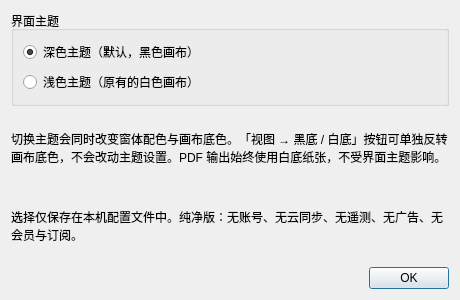
Old version of the form src/ilovecad/ui/settings.ui in the repository pxhhero-bit/ilovecad.
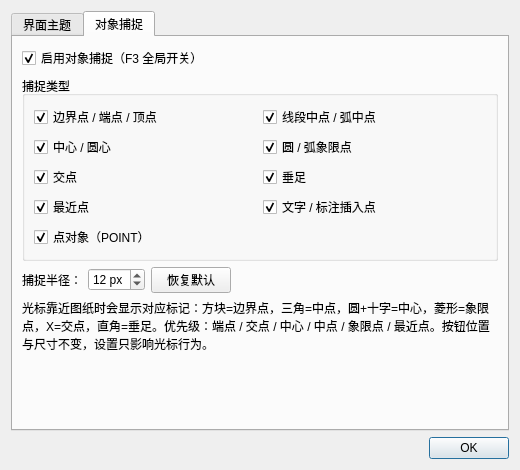
New version of the form. The open tabs and pages were chosen to show the change.

Commit message: Add typed object snapping, snap settings, measurement actions and batch conversion

Patch:
```diff
--- a/src/ilovecad/ui/settings.ui
+++ b/src/ilovecad/ui/settings.ui
@@ -3,10 +3,16 @@
 <ui version="4.0">
  <class>SettingsDialog</class>
  <widget class="QDialog" name="SettingsDialog">
-  <property name="windowTitle"><string>界面主题设置</string></property>
-  <property name="geometry"><rect><x>0</x><y>0</y><width>460</width><height>300</height></rect></property>
+  <property name="windowTitle"><string>设置</string></property>
+  <property name="geometry"><rect><x>0</x><y>0</y><width>520</width><height>470</height></rect></property>
   <layout class="QVBoxLayout" name="vbox">
    <item>
+    <widget class="QTabWidget" name="tabSettings">
+     <property name="currentIndex"><number>0</number></property>
+     <widget class="QWidget" name="tabAppearance">
+      <attribute name="title"><string>界面主题</string></attribute>
+      <layout class="QVBoxLayout" name="vboxAppearance">
+       <item>
     <widget class="QGroupBox" name="groupTheme">
      <property name="title"><string>界面主题</string></property>
      <layout class="QVBoxLayout" name="vboxTheme">
@@ -25,6 +31,53 @@
     <widget class="QLabel" name="labelPrivacy">
      <property name="text"><string>选择仅保存在本机配置文件中。纯净版：无账号、无云同步、无遥测、无广告、无会员与订阅。</string></property>
      <property name="wordWrap"><bool>true</bool></property>
+        </widget>
+       </item>
+       <item><spacer name="spacerAppearance"><property name="orientation"><enum>Qt::Vertical</enum></property><property name="sizeHint" stdset="0"><size><width>20</width><height>20</height></size></property></spacer></item>
+      </layout>
+     </widget>
+     <widget class="QWidget" name="tabSnapping">
+      <attribute name="title"><string>对象捕捉</string></attribute>
+      <layout class="QVBoxLayout" name="vboxSnap">
+       <item>
+        <widget class="QCheckBox" name="checkSnapEnabled">
+         <property name="text"><string>启用对象捕捉（F3 全局开关）</string></property>
+         <property name="checked"><bool>true</bool></property>
+        </widget>
+       </item>
+       <item>
+        <widget class="QGroupBox" name="groupSnapKinds">
+         <property name="title"><string>捕捉类型</string></property>
+         <layout class="QGridLayout" name="gridSnap">
+          <item row="0" column="0"><widget class="QCheckBox" name="checkSnapEndpoint"><property name="text"><string>边界点 / 端点 / 顶点</string></property><property name="toolTip"><string>直线端点、多段线每个顶点、圆弧起终点、文字插入点等几何边界</string></property><property name="checked"><bool>true</bool></property></widget></item>
+          <item row="0" column="1"><widget class="QCheckBox" name="checkSnapMidpoint"><property name="text"><string>线段中点 / 弧中点</string></property><property name="checked"><bool>true</bool></property></widget></item>
+          <item row="1" column="0"><widget class="QCheckBox" name="checkSnapCenter"><property name="text"><string>中心 / 圆心</string></property><property name="toolTip"><string>圆、圆弧、椭圆的中心，以及闭合多段线的面积中心</string></property><property name="checked"><bool>true</bool></property></widget></item>
+          <item row="1" column="1"><widget class="QCheckBox" name="checkSnapQuadrant"><property name="text"><string>圆 / 弧象限点</string></property><property name="checked"><bool>true</bool></property></widget></item>
+          <item row="2" column="0"><widget class="QCheckBox" name="checkSnapIntersection"><property name="text"><string>交点</string></property><property name="checked"><bool>true</bool></property></widget></item>
+          <item row="2" column="1"><widget class="QCheckBox" name="checkSnapPerpendicular"><property name="text"><string>垂足</string></property><property name="toolTip"><string>从上一个点向附近线段作垂线；需要先点取一个基点</string></property><property name="checked"><bool>true</bool></property></widget></item>
+          <item row="3" column="0"><widget class="QCheckBox" name="checkSnapNearest"><property name="text"><string>最近点</string></property><property name="checked"><bool>true</bool></property></widget></item>
+          <item row="3" column="1"><widget class="QCheckBox" name="checkSnapInsertion"><property name="text"><string>文字 / 标注插入点</string></property><property name="checked"><bool>true</bool></property></widget></item>
+          <item row="4" column="0"><widget class="QCheckBox" name="checkSnapNode"><property name="text"><string>点对象（POINT）</string></property><property name="checked"><bool>true</bool></property></widget></item>
+         </layout>
+        </widget>
+       </item>
+       <item>
+        <layout class="QHBoxLayout" name="layoutSnapRadius">
+         <item><widget class="QLabel" name="labelRadius"><property name="text"><string>捕捉半径：</string></property></widget></item>
+         <item><widget class="QSpinBox" name="spinSnapRadius"><property name="minimum"><number>3</number></property><property name="maximum"><number>40</number></property><property name="value"><number>12</number></property><property name="suffix"><string> px</string></property></widget></item>
+         <item><widget class="QPushButton" name="btnSnapDefaults"><property name="text"><string>恢复默认</string></property></widget></item>
+         <item><spacer name="spacerSnapRadius"><property name="orientation"><enum>Qt::Horizontal</enum></property><property name="sizeHint" stdset="0"><size><width>40</width><height>20</height></size></property></spacer></item>
+        </layout>
+       </item>
+       <item>
+        <widget class="QLabel" name="labelSnapNote">
+         <property name="text"><string>光标靠近图纸时会显示对应标记：方块=边界点，三角=中点，圆+十字=中心，菱形=象限点，X=交点，直角=垂足。优先级：端点 / 交点 / 中心 / 中点 / 象限点 / 最近点。按钮位置与尺寸不变，设置只影响光标行为。</string></property>
+         <property name="wordWrap"><bool>true</bool></property>
+        </widget>
+       </item>
+       <item><spacer name="spacerSnap"><property name="orientation"><enum>Qt::Vertical</enum></property><property name="sizeHint" stdset="0"><size><width>20</width><height>20</height></size></property></spacer></item>
+      </layout>
+     </widget>
     </widget>
    </item>
    <item>
```
Lines whose indentation alone changed are shown as unchanged. The commit also changes 15 other files.
